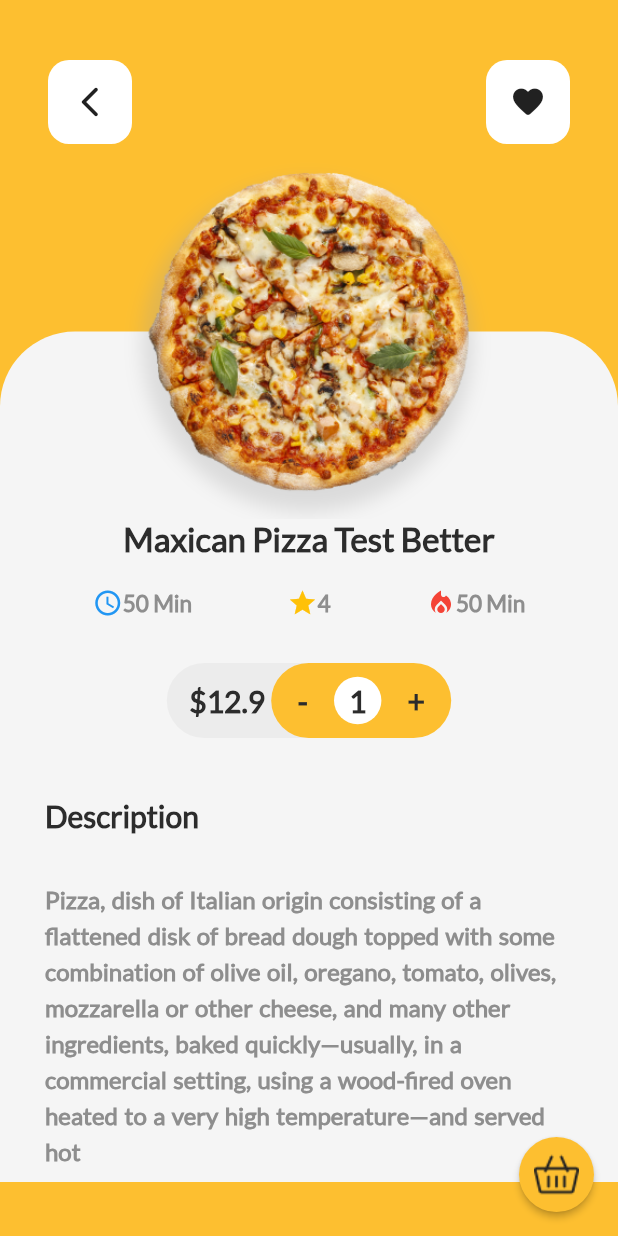
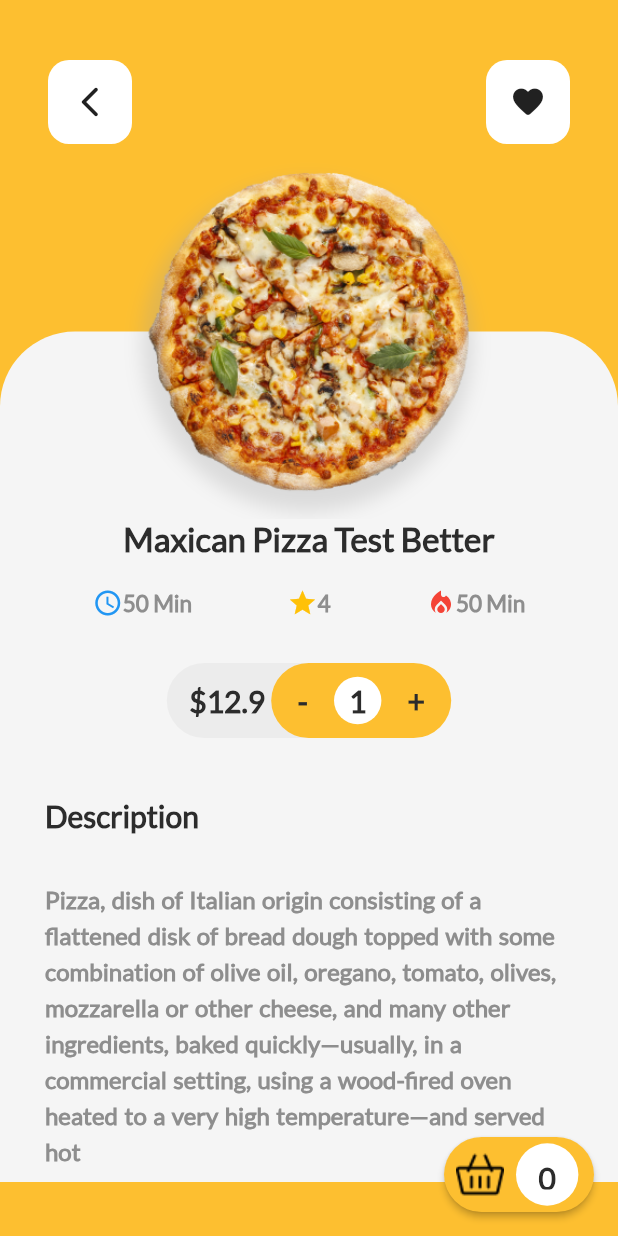
Before and after one commit to anhneit01/FoodApp, a Flutter app: the HomeScreen screen opened by its route, after a tap on "Maxican Pizza Test Better", on a phone screen of 412 x 824 dp. Run offline on Flutter 3.47's test engine with Material 2 defaults, Android fonts, the phone set to English and light mode, and no system bars; our stand-ins replace smooth_page_indicator.

Commit message:
update addToCart in product detail page

```diff
--- a/lib/main.dart
+++ b/lib/main.dart
@@ -2,8 +2,8 @@ import 'package:flutter/material.dart';
 import 'package:flutter/services.dart';
 import 'package:food_app/screens/detail.dart';
 import 'package:food_app/screens/home_screen.dart';
+import 'package:food_app/screens/onboard_screen.dart';
 import 'package:food_app/screens/tab_cart.dart';
-import 'package:food_app/screens/tab_home.dart';
 import 'package:food_app/view_models/cart_view_model.dart';
 import 'package:provider/provider.dart';
 
@@ -41,7 +41,7 @@ class _FoodAppState extends State<FoodApp> {
       theme: ThemeData(
         fontFamily: 'Lato',
       ),
-      home: const TabHome(),
+      home: const OnboardScreen(),
     ),
     );
   }
--- a/lib/screens/detail.dart
+++ b/lib/screens/detail.dart
@@ -236,19 +236,30 @@ Widget buildProductQuantity(BuildContext context, Product product) {
 
 Widget buildFloatingButton(BuildContext context, Product product) {
     return Container(
-      width: 50,
+      width: 100,
       height: 50,
       child: RawMaterialButton(
-        onPressed: () => context.read<CartViewModel>().addToCart(product),
         fillColor: kPrimaryColor,
         shape: RoundedRectangleBorder(
           borderRadius: BorderRadius.circular(40.0),
         ),
         elevation: 2.0,
-        child: Image.asset(
-          'assets/images/ic_cart.png',
-          color: kDartColor,
-          width: 30.0,
+        onPressed: () {  },
+        child: Row(
+          children: [
+            IconButton(
+              onPressed: () => context.read<CartViewModel>().addToCart(product),
+              icon: Image.asset('assets/images/ic_cart.png')
+            ),
+            Container(
+              padding: const EdgeInsets.all(15.0),
+              decoration: const BoxDecoration(
+                color: Colors.white,
+                shape: BoxShape.circle,
+              ),
+              child: Text(context.watch<CartViewModel>().totalCart.toString(), style: textDark),
+            ),
+          ],
         ),
       ),
     );
```
